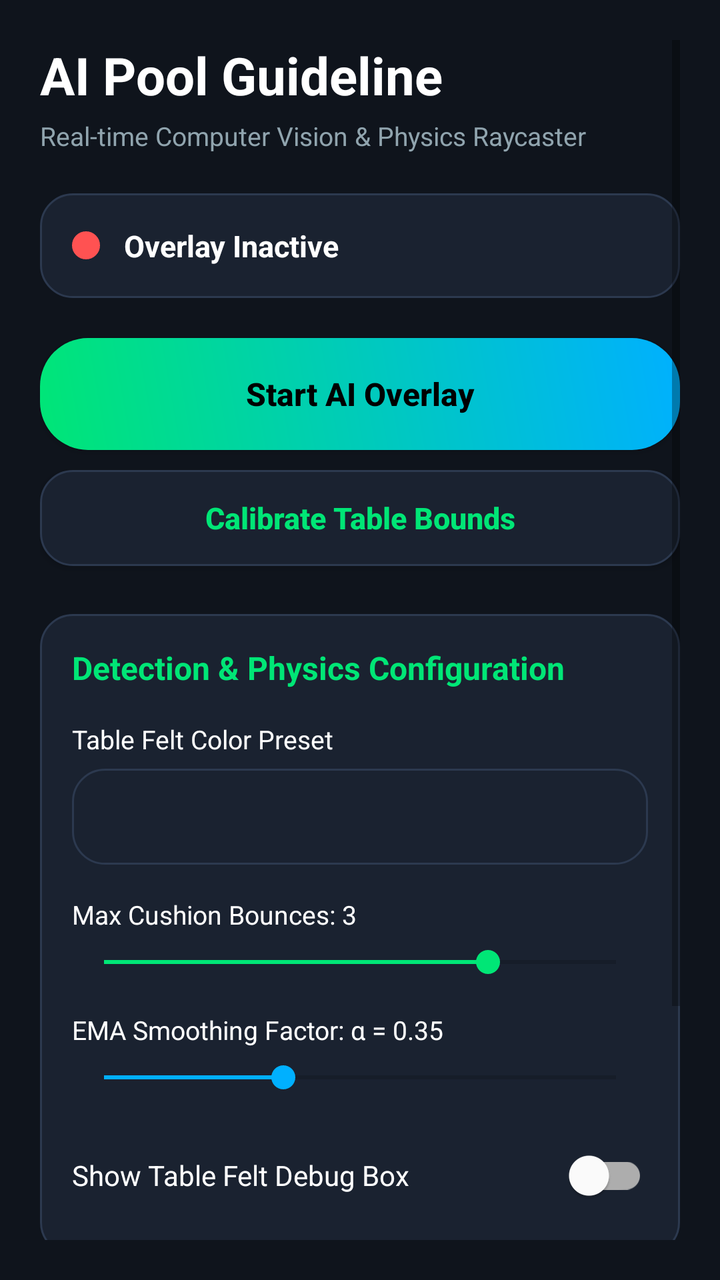
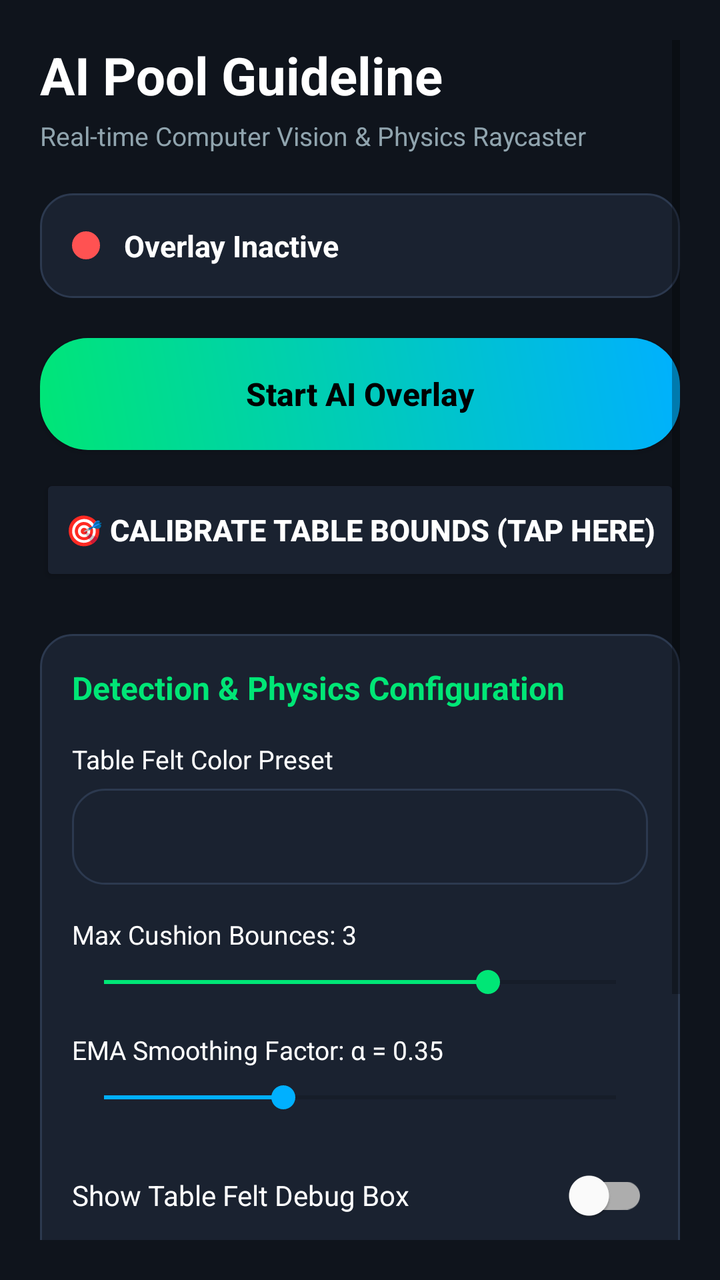

Two renders of the same Android screen: before a commit and after it. Below are the layout's source before the change and the commit's diff.
<!-- AndroidManifest.xml: activity theme Theme.PoolGuideOverlay -->
<!-- res/layout/activity_main.xml -->
<?xml version="1.0" encoding="utf-8"?>
<ScrollView xmlns:android="http://schemas.android.com/apk/res/android"
    xmlns:app="http://schemas.android.com/apk/res-auto"
    xmlns:tools="http://schemas.android.com/tools"
    android:layout_width="match_parent"
    android:layout_height="match_parent"
    android:background="@color/background_dark"
    android:fillViewport="true"
    android:padding="20dp">

    <LinearLayout
        android:layout_width="match_parent"
        android:layout_height="wrap_content"
        android:orientation="vertical">

        
        <TextView
            android:id="@+id/tvAppTitle"
            android:layout_width="wrap_content"
            android:layout_height="wrap_content"
            android:text="@string/title_dashboard"
            android:textColor="@color/text_primary"
            android:textSize="26sp"
            android:textStyle="bold" />

        <TextView
            android:id="@+id/tvAppSubtitle"
            android:layout_width="wrap_content"
            android:layout_height="wrap_content"
            android:layout_marginTop="4dp"
            android:text="@string/subtitle_dashboard"
            android:textColor="@color/text_secondary"
            android:textSize="13sp" />

        
        <LinearLayout
            android:layout_width="match_parent"
            android:layout_height="wrap_content"
            android:layout_marginTop="20dp"
            android:background="@drawable/card_background"
            android:gravity="center_vertical"
            android:orientation="horizontal"
            android:padding="16dp">

            <View
                android:id="@+id/viewStatusDot"
                android:layout_width="14dp"
                android:layout_height="14dp"
                android:background="@drawable/card_background"
                android:backgroundTint="@color/accent_red" />

            <TextView
                android:id="@+id/tvStatus"
                android:layout_width="wrap_content"
                android:layout_height="wrap_content"
                android:layout_marginStart="12dp"
                android:text="@string/status_inactive"
                android:textColor="@color/text_primary"
                android:textSize="15sp"
                android:textStyle="bold" />

        </LinearLayout>

        
        <LinearLayout
            android:id="@+id/layoutPermissionWarning"
            android:layout_width="match_parent"
            android:layout_height="wrap_content"
            android:layout_marginTop="16dp"
            android:background="@drawable/card_background"
            android:orientation="vertical"
            android:padding="16dp"
            android:visibility="gone"
            tools:visibility="visible">

            <TextView
                android:layout_width="wrap_content"
                android:layout_height="wrap_content"
                android:text="@string/permission_overlay_title"
                android:textColor="@color/secondary"
                android:textSize="15sp"
                android:textStyle="bold" />

            <TextView
                android:layout_width="wrap_content"
                android:layout_height="wrap_content"
                android:layout_marginTop="6dp"
                android:text="@string/permission_overlay_desc"
                android:textColor="@color/text_secondary"
                android:textSize="13sp" />

            <Button
                android:id="@+id/btnGrantOverlay"
                android:layout_width="match_parent"
                android:layout_height="48dp"
                android:layout_marginTop="12dp"
                android:background="@drawable/card_background"
                android:text="@string/permission_overlay_grant"
                android:textColor="@color/text_primary"
                android:textAllCaps="false" />

        </LinearLayout>

        
        <Button
            android:id="@+id/btnToggleOverlay"
            android:layout_width="match_parent"
            android:layout_height="56dp"
            android:layout_marginTop="20dp"
            android:background="@drawable/button_gradient"
            android:text="@string/btn_start"
            android:textColor="#000000"
            android:textSize="16sp"
            android:textStyle="bold"
            android:textAllCaps="false" />

        
        <Button
            android:id="@+id/btnCalibrateTable"
            android:layout_width="match_parent"
            android:layout_height="48dp"
            android:layout_marginTop="10dp"
            android:background="@drawable/card_background"
            android:text="Calibrate Table Bounds"
            android:textColor="@color/primary"
            android:textSize="15sp"
            android:textStyle="bold"
            android:textAllCaps="false" />

        
        <LinearLayout
            android:layout_width="match_parent"
            android:layout_height="wrap_content"
            android:layout_marginTop="24dp"
            android:background="@drawable/card_background"
            android:orientation="vertical"
            android:padding="16dp">

            <TextView
                android:layout_width="wrap_content"
                android:layout_height="wrap_content"
                android:text="@string/section_config"
                android:textColor="@color/primary"
                android:textSize="16sp"
                android:textStyle="bold" />

            
            <TextView
                android:layout_width="wrap_content"
                android:layout_height="wrap_content"
                android:layout_marginTop="16dp"
                android:text="@string/label_felt_preset"
                android:textColor="@color/text_primary"
                android:textSize="13sp" />

            <Spinner
                android:id="@+id/spinnerFeltPreset"
                android:layout_width="match_parent"
                android:layout_height="48dp"
                android:layout_marginTop="6dp"
                android:background="@drawable/card_background"
                android:popupBackground="@color/surface_dark" />

            
            <TextView
                android:id="@+id/tvBouncesLabel"
                android:layout_width="wrap_content"
                android:layout_height="wrap_content"
                android:layout_marginTop="16dp"
                android:text="Max Cushion Bounces: 3"
                android:textColor="@color/text_primary"
                android:textSize="13sp" />

            <SeekBar
                android:id="@+id/sbBounces"
                android:layout_width="match_parent"
                android:layout_height="wrap_content"
                android:layout_marginTop="6dp"
                android:max="4"
                android:progress="3"
                android:progressTint="@color/primary"
                android:thumbTint="@color/primary" />

            
            <TextView
                android:id="@+id/tvSmoothingLabel"
                android:layout_width="wrap_content"
                android:layout_height="wrap_content"
                android:layout_marginTop="16dp"
                android:text="EMA Smoothing Factor: \u03B1 = 0.35"
                android:textColor="@color/text_primary"
                android:textSize="13sp" />

            <SeekBar
                android:id="@+id/sbSmoothing"
                android:layout_width="match_parent"
                android:layout_height="wrap_content"
                android:layout_marginTop="6dp"
                android:max="100"
                android:progress="35"
                android:progressTint="@color/primary_variant"
                android:thumbTint="@color/primary_variant" />

            
            <com.google.android.material.switchmaterial.SwitchMaterial
                android:id="@+id/switchDebugBounds"
                android:layout_width="match_parent"
                android:layout_height="wrap_content"
                android:layout_marginTop="16dp"
                android:text="@string/label_show_debug"
                android:textColor="@color/text_primary"
                app:useMaterialThemeColors="true" />

        </LinearLayout>

        
        <LinearLayout
            android:layout_width="match_parent"
            android:layout_height="wrap_content"
            android:layout_marginTop="20dp"
            android:background="@drawable/card_background"
            android:orientation="vertical"
            android:padding="16dp">

            <TextView
                android:layout_width="wrap_content"
                android:layout_height="wrap_content"
                android:text="Physics &amp; CV Capabilities"
                android:textColor="@color/text_primary"
                android:textSize="14sp"
                android:textStyle="bold" />

            <TextView
                android:layout_width="wrap_content"
                android:layout_height="wrap_content"
                android:layout_marginTop="8dp"
                android:text="• Multi-Bounce Raycasting (Up to 4 bank reflections)\n• 90° Cue Ball Tangent Deflection Path\n• Ghost Ball Aim Center Point (2R Offset)\n• Real-Time Pocket Alignment Scoring\n• Zero-Heap-Allocation 60 FPS Render Pipeline"
                android:textColor="@color/text_secondary"
                android:lineSpacingExtra="4dp"
                android:textSize="12sp" />

        </LinearLayout>

    </LinearLayout>
</ScrollView>
<!-- resources referenced by this layout -->
<resources>
  <color name="accent_red">#FF5252</color>
  <color name="background_dark">#0F141C</color>
  <color name="primary">#00E676</color>
  <color name="primary_variant">#00B0FF</color>
  <color name="secondary">#FFAB00</color>
  <color name="surface_dark">#1A2230</color>
  <color name="text_primary">#FFFFFF</color>
  <color name="text_secondary">#90A4AE</color>
  <!-- drawable button_gradient (drawable) -->
  <?xml version="1.0" encoding="utf-8"?>
  <shape xmlns:android="http://schemas.android.com/apk/res/android"
      android:shape="rectangle">
      <gradient
          android:angle="45"
          android:startColor="#00E676"
          android:endColor="#00B0FF"
          android:type="linear" />
      <corners android:radius="24dp" />
  </shape>
  <!-- drawable card_background (drawable) -->
  <?xml version="1.0" encoding="utf-8"?>
  <shape xmlns:android="http://schemas.android.com/apk/res/android"
      android:shape="rectangle">
      <solid android:color="@color/surface_dark" />
      <stroke
          android:width="1dp"
          android:color="@color/card_border" />
      <corners android:radius="16dp" />
  </shape>
  <string name="btn_start">Start AI Overlay</string>
  <string name="label_felt_preset">Table Felt Color Preset</string>
  <string name="label_show_debug">Show Table Felt Debug Box</string>
  <string name="permission_overlay_desc">This app needs permission to draw guided trajectory lines on top of your pool game.</string>
  <string name="permission_overlay_grant">Grant Overlay Permission</string>
  <string name="permission_overlay_title">System Overlay Permission Required</string>
  <string name="section_config">Detection &amp; Physics Configuration</string>
  <string name="status_inactive">Overlay Inactive</string>
  <string name="subtitle_dashboard">Real-time Computer Vision &amp; Physics Raycaster</string>
  <string name="title_dashboard">AI Pool Guideline</string>
  <style name="Theme.PoolGuideOverlay" parent="Theme.MaterialComponents.DayNight.NoActionBar">
          <item name="colorPrimary">@color/primary</item>
          <item name="colorPrimaryVariant">@color/primary_variant</item>
          <item name="colorSecondary">@color/secondary</item>
          <item name="android:statusBarColor">@color/background_dark</item>
          <item name="android:navigationBarColor">@color/background_dark</item>
          <item name="android:windowBackground">@color/background_dark</item>
      </style>
  <color name="card_border">#2C394F</color>
</resources>

<!-- the commit's change to res/layout/activity_main.xml (unified diff, before → after) -->
@@ -118,11 +118,11 @@
         <Button
             android:id="@+id/btnCalibrateTable"
             android:layout_width="match_parent"
-            android:layout_height="48dp"
-            android:layout_marginTop="10dp"
-            android:background="@drawable/card_background"
-            android:text="Calibrate Table Bounds"
-            android:textColor="@color/primary"
+            android:layout_height="56dp"
+            android:layout_marginTop="12dp"
+            android:backgroundTint="@color/surface_dark"
+            android:text="🎯 CALIBRATE TABLE BOUNDS (TAP HERE)"
+            android:textColor="#FFFFFF"
             android:textSize="15sp"
             android:textStyle="bold"
             android:textAllCaps="false" />
